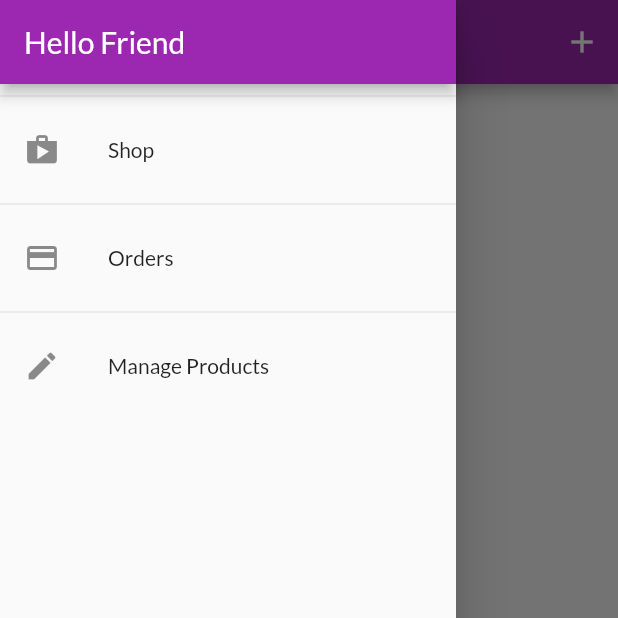
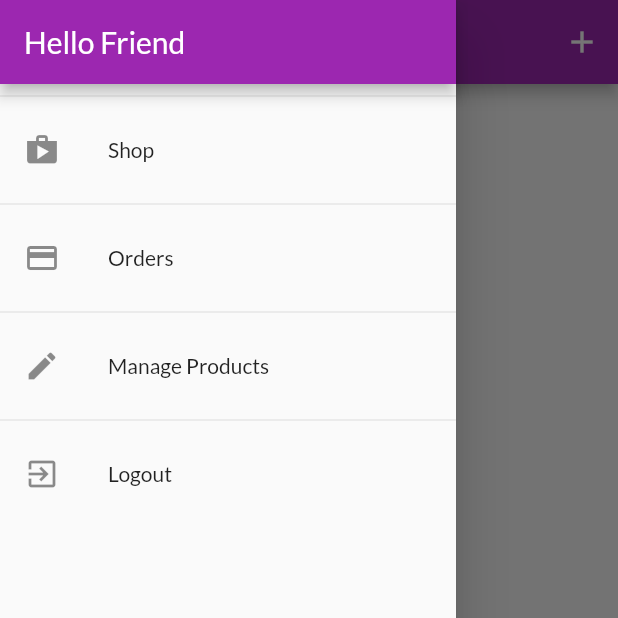
Before and after one commit to hirashahid/Flutter-TheShopApp, a Flutter app: the UserProductsScreen screen opened by its route, with the side drawer open, on a phone screen of 412 x 824 dp, the top half of it. Run offline on Flutter 3.47's test engine with Material 2 defaults, Android fonts, the light colour scheme and no system bars; our stand-ins replace shared_preferences; accounts and stored records are empty; network calls fail.

Commit message:
Done With User Authentication

```diff
--- a/lib/providers/orders.dart
+++ b/lib/providers/orders.dart
@@ -22,8 +22,9 @@ class OrderItem {
 class Orders with ChangeNotifier {
   List<OrderItem> _orders = [];
   final String authToken;
+  final String userId;
 
-  Orders(this.authToken, this._orders);
+  Orders(this.authToken, this.userId, this._orders);
 
   List<OrderItem> get orders {
     return [..._orders];
@@ -31,7 +32,7 @@ class Orders with ChangeNotifier {
 
   Future<void> fetchAndSetOrders() async {
     final url =
-        'https://flutter-theshopapp-default-rtdb.firebaseio.com/orders.json?auth=$authToken';
+        'https://flutter-theshopapp-default-rtdb.firebaseio.com/orders/$userId.json?auth=$authToken';
     final response = await http.get(Uri.parse(url));
     final List<OrderItem> loadedOrders = [];
     final extractedData = json.decode(response.body) as Map<String, dynamic>;
@@ -63,7 +64,7 @@ class Orders with ChangeNotifier {
 
   Future<void> addOrder(List<CartItem> cartProducts, double total) async {
     final url =
-        'https://flutter-theshopapp-default-rtdb.firebaseio.com/orders.json?auth=$authToken';
+        'https://flutter-theshopapp-default-rtdb.firebaseio.com/orders/$userId.json?auth=$authToken';
     final timestamp = DateTime.now();
     final response = await http.post(
       Uri.parse(url),
--- a/lib/screens/auth_screen.dart.dart
+++ b/lib/screens/auth_screen.dart.dart
@@ -208,7 +208,6 @@ class _AuthCardState extends State<AuthCard> {
                       return 'Invalid email!';
                     }
                     return null;
-                    return null;
                   },
                   onSaved: (value) {
                     _authData['email'] = value;
--- a/lib/screens/user_products_screen.dart
+++ b/lib/screens/user_products_screen.dart
@@ -10,12 +10,13 @@ class UserProductsScreen extends StatelessWidget {
   static const routeName = '/user-products';
 
   Future<void> _refreshProducts(BuildContext context) async {
-    await Provider.of<Products>(context, listen: false).fetchAndSetProducts();
+    await Provider.of<Products>(context, listen: false)
+        .fetchAndSetProducts(true);
   }
 
   @override
   Widget build(BuildContext context) {
-    final productsData = Provider.of<Products>(context);
+    //final productsData = Provider.of<Products>(context);
 
     return Scaffold(
       appBar: AppBar(
@@ -30,9 +31,15 @@ class UserProductsScreen extends StatelessWidget {
         ],
       ),
       drawer: AppDrawer(),
-      body: RefreshIndicator(
+      body: FutureBuilder(
+        future: _refreshProducts(context),
+        builder: (ctx, snapshot) =>
+            snapshot.connectionState == ConnectionState.waiting
+                ? Center(child: CircularProgressIndicator())
+                : RefreshIndicator(
                     onRefresh: () => _refreshProducts(context),
-        child: Padding(
+                    child: Consumer<Products>(
+                      builder: (ctx, productsData, _) => Padding(
                         padding: EdgeInsets.all(8),
                         child: ListView.builder(
                           itemBuilder: (_, i) => Column(
@@ -49,6 +56,8 @@ class UserProductsScreen extends StatelessWidget {
                         ),
                       ),
                     ),
+                  ),
+      ),
     );
   }
 }
--- a/lib/widgets/app_drawer.dart
+++ b/lib/widgets/app_drawer.dart
@@ -1,7 +1,9 @@
 import 'package:flutter/material.dart';
+import 'package:provider/provider.dart';
 
 import '../screens/orders_screen.dart';
 import '../screens/user_products_screen.dart';
+import '../providers/auth.dart';
 
 class AppDrawer extends StatelessWidget {
   @override
@@ -39,6 +41,18 @@ class AppDrawer extends StatelessWidget {
                   .pushReplacementNamed(UserProductsScreen.routeName);
             },
           ),
+          Divider(),
+          ListTile(
+            leading: Icon(Icons.exit_to_app),
+            title: Text('Logout'),
+            onTap: () {
+              Navigator.of(context).pop();
+              Navigator.of(context).pushReplacementNamed('/');
+              // Navigator.of(context)
+              //   .pushReplacementNamed(UserProductsScreen.routeName);
+              Provider.of<Auth>(context, listen: false).logout();
+            },
+          ),
         ],
       ),
     );
--- a/pubspec.yaml
+++ b/pubspec.yaml
@@ -26,6 +26,7 @@ dependencies:
   provider: ^5.0.0
   intl: ^0.15.8
   http: ^0.13.0
+  shared_preferences: ^2.0.5
 
 
   # The following adds the Cupertino Icons font to your application.
```
Also changed, not shown: lib/main.dart (+12 -1 lines), lib/providers/auth.dart (+52 -0 lines), lib/providers/products.dart (+5 -2 lines), lib/screens/splash_screen.dart.dart (added, +12 -0 lines), pubspec.lock. Lines whose indentation alone changed are shown as unchanged.
